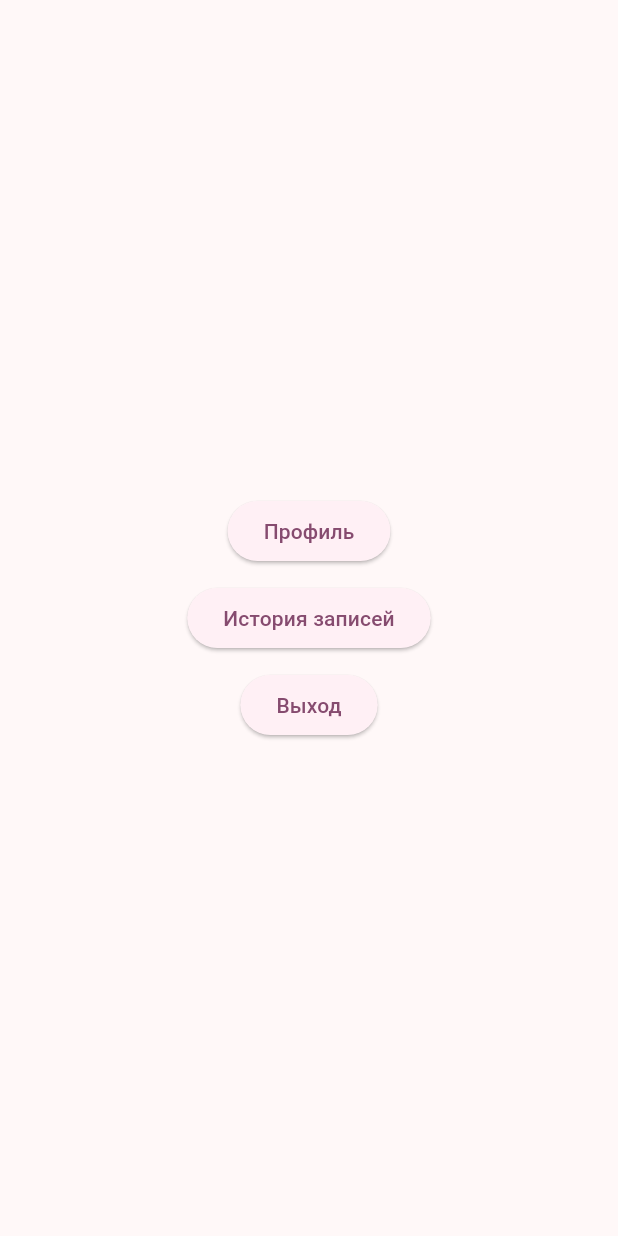
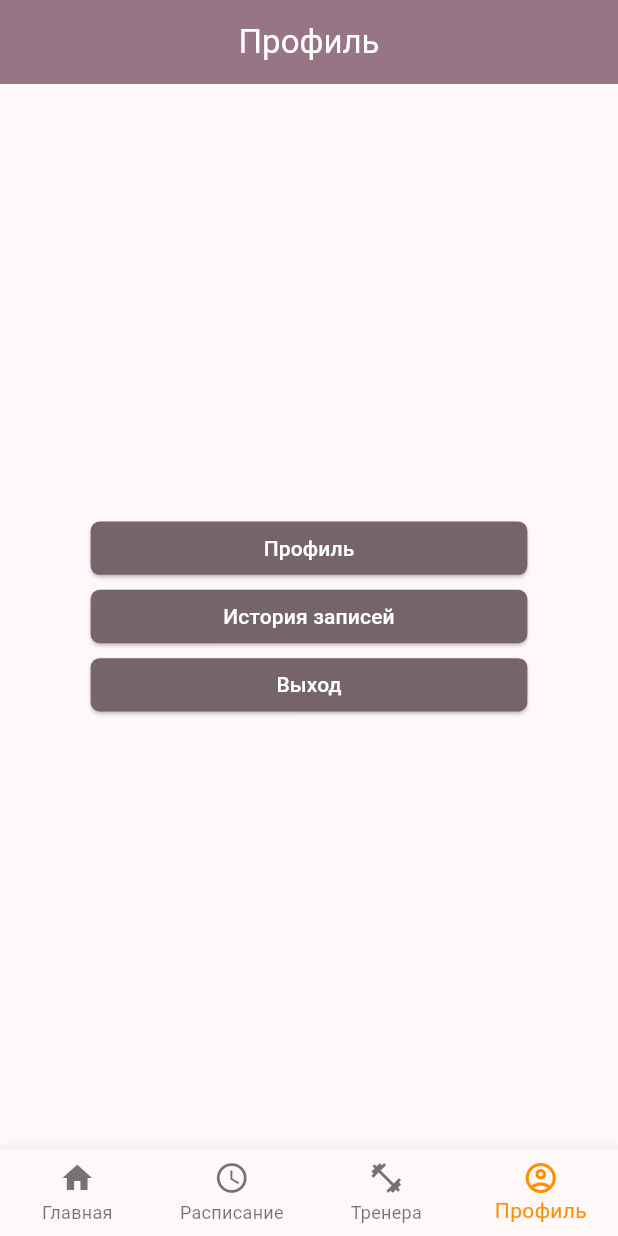
Before and after one commit to Endliar/jalur_application, a Flutter app: the Homepage screen opened directly with empty values, item 4 of the bottom bar chosen, on a phone screen of 412 x 824 dp. Run offline on Flutter 3.47's test engine with Material 3 defaults, Android fonts, the phone set to English and light mode, and no system bars; our stand-ins replace flutter_bloc, mask_text_input_formatter, shared_preferences, table_calendar; accounts and stored records are empty; network calls fail.

Commit message:
Доработка страницы профиля. Реализация logout'а.

```diff
--- /dev/null
+++ b/lib/bloc/profile_data_page/profile_data_event.dart
@@ -0,0 +1,5 @@
+abstract class ProfilehDataEvent {}
+
+class LoadProfileDataEvent extends ProfilehDataEvent {}
+
+class UserLogoutEvent extends ProfilehDataEvent {}
--- /dev/null
+++ b/lib/bloc/profile_data_page/profile_data_state.dart
@@ -0,0 +1,20 @@
+import '../../response_api/create_user.dart';
+
+abstract class ProfileDataState {}
+
+class InitialState extends ProfileDataState {}
+
+class LoadingProfileDataState extends ProfileDataState {}
+
+class UserLoggedOutState extends ProfileDataState {}
+
+class LoadProfileDataSuccess extends ProfileDataState {
+  final List<User> users;
+
+  LoadProfileDataSuccess(this.users);
+}
+
+class ProfileErrorState extends ProfileDataState {
+  final String error;
+  ProfileErrorState(this.error);
+}
--- a/lib/helpers/routes.dart
+++ b/lib/helpers/routes.dart
@@ -1,13 +1,13 @@
 import 'package:flutter/material.dart';
 import 'package:flutter_bloc/flutter_bloc.dart';
 import 'package:jalur/bloc/couch_data_page/coach_workout_bloc.dart';
-import 'package:jalur/bloc/couch_data_page/coach_workout_event.dart';
 import 'package:jalur/bloc/couch_data_page/coach_workout_state.dart';
 import 'package:jalur/bloc/detail_workout_page/detail_workout_bloc.dart';
 import 'package:jalur/bloc/detail_workout_page/detail_workout_event.dart';
 import 'package:jalur/bloc/detail_workout_page/detail_workout_state.dart';
 import 'package:jalur/bloc/home_page/homepage_event.dart';
 import 'package:jalur/bloc/login_page/login_bloc.dart';
+import 'package:jalur/bloc/profile_data_page/profile_data_bloc.dart';
 import 'package:jalur/bloc/registration_page/registration_bloc.dart';
 import 'package:jalur/bloc/schedule_data_page/schedule_data_bloc.dart';
 import 'package:jalur/bloc/schedule_data_page/schedule_data_event.dart';
@@ -20,10 +20,12 @@ import 'package:jalur/response_api/get_type_workout.dart';
 import 'package:jalur/response_api/get_workout_detail.dart';
 import 'package:jalur/views/coach_info_page/coach_info_page.dart';
 import 'package:jalur/views/login/login_page.dart';
+import 'package:jalur/views/profile_info_page/profile_page.dart';
 import 'package:jalur/views/registration/registration_page.dart';
 import 'package:jalur/views/schedule_info_page/shedule_info_page.dart';
 import 'package:jalur/views/welcome_page/welcome_page.dart';
 
+import '../bloc/couch_data_page/coach_workout_event.dart';
 import '../bloc/home_page/homepage_bloc.dart';
 import '../bloc/home_page/homepage_state.dart';
 import '../response_api/get_workout.dart';
@@ -38,6 +40,7 @@ class Routes {
   static const String coach = '/coach';
   static const String detailWorkout = '/detailWorkout';
   static const String homepage = '/homepage';
+  static const String profile = '/profile';
 
   static Route<dynamic> generateRoute(RouteSettings settings) {
     switch (settings.name) {
@@ -162,6 +165,9 @@ class Routes {
             ),
           ),
         );
+      case profile:
+        final int pageIndex = settings.arguments as int;
+        return MaterialPageRoute(builder: (context) => BlocProvider<ProfileDataBloc>(create: (context) => ProfileDataBloc(), child: ProfilePage(selectedIndex: pageIndex,),),);
       default:
         return MaterialPageRoute(
             builder: (_) => const Scaffold(
--- a/lib/response_api/auth_user.dart
+++ b/lib/response_api/auth_user.dart
@@ -7,9 +7,11 @@ import 'package:shared_preferences/shared_preferences.dart';
 class Login {
   List<ResponseUser> datatosave = [];
 
-  Future<void> _saveToken(String token) async {
+  Future<void> _saveToken(String token, int id) async {
     final SharedPreferences preferences = await SharedPreferences.getInstance();
     await preferences.setString('auth_token', token);
+    await preferences.setInt('user_id', id);
+    print(id);
   }
 
   Future<bool> authUser(String phone, String code) async {
@@ -24,7 +26,7 @@ class Login {
       final responseData = json.decode(response.body);
       if (responseData['data'] != null &&
           responseData['data']['user'] != null) {
-        await _saveToken(responseData['data']['access_key']);
+        await _saveToken(responseData['data']['access_key'], responseData['data']['user']['id']);
         return true;
       }
       throw Exception("Не удалось авторизоваться ${response.body}");
--- a/lib/views/coach_info_page/coach_info_page.dart
+++ b/lib/views/coach_info_page/coach_info_page.dart
@@ -1,12 +1,12 @@
 import 'package:flutter/material.dart';
 import 'package:flutter_bloc/flutter_bloc.dart';
 import 'package:jalur/bloc/couch_data_page/coach_workout_bloc.dart';
-import 'package:jalur/bloc/couch_data_page/coach_workout_event.dart';
 import 'package:jalur/bloc/couch_data_page/coach_workout_state.dart';
 import 'package:jalur/models/coach.dart';
 import 'package:jalur/response_api/get_coach_data.dart';
 import 'package:jalur/views/coach_info_page/coach_detail_page.dart';
 
+import '../../bloc/couch_data_page/coach_workout_event.dart';
 import '../../helpers/colors.dart';
 import '../../helpers/routes.dart';
 
--- a/lib/views/home_page/homepage.dart
+++ b/lib/views/home_page/homepage.dart
@@ -4,7 +4,6 @@ import 'package:jalur/bloc/home_page/homepage_bloc.dart';
 import 'package:jalur/bloc/home_page/homepage_state.dart';
 import 'package:jalur/helpers/colors.dart';
 import 'package:jalur/helpers/routes.dart';
-import 'package:jalur/views/profile_info_page/profile_page.dart';
 
 import '../../models/workout.dart';
 
@@ -36,8 +35,7 @@ class _HomepageState extends State<Homepage> {
             .pushNamed(Routes.coach, arguments: _selectedIndex);
         break;
       case 3:
-        Navigator.push(context,
-            MaterialPageRoute(builder: (context) => const ProfilePage()));
+        Navigator.pushNamed(context, Routes.profile, arguments: _selectedIndex);
       default:
     }
   }
--- a/lib/views/login/components/phone_number_input.dart
+++ b/lib/views/login/components/phone_number_input.dart
@@ -10,6 +10,7 @@ class PhoneNumberInput extends StatelessWidget {
   @override
   Widget build(BuildContext context) {
     return TextField(
+      textAlign: TextAlign.center,
       controller: controller,
       inputFormatters: [formatter],
       decoration: const InputDecoration(hintText: "Введите номер телефона"),
--- a/lib/views/login/components/verification_code_input.dart
+++ b/lib/views/login/components/verification_code_input.dart
@@ -8,6 +8,7 @@ class VerificationCodeInput extends StatelessWidget {
   @override
   Widget build(BuildContext context) {
     return TextField(
+      textAlign: TextAlign.center,
       controller: controller,
       decoration: const InputDecoration(hintText: "Введите код"),
     );
--- a/lib/views/profile_info_page/profile_page.dart
+++ b/lib/views/profile_info_page/profile_page.dart
@@ -1,27 +1,99 @@
 import 'package:flutter/material.dart';
+import 'package:flutter_bloc/flutter_bloc.dart';
+import 'package:jalur/views/welcome_page/components/default_navigator_button.dart';
 
-class ProfilePage extends StatelessWidget {
-  const ProfilePage({super.key});
+import '../../bloc/profile_data_page/profile_data_bloc.dart';
+import '../../bloc/profile_data_page/profile_data_event.dart';
+import '../../helpers/colors.dart';
+import '../../helpers/routes.dart';
+
+class ProfilePage extends StatefulWidget {
+  final int selectedIndex;
+  const ProfilePage({super.key, required this.selectedIndex});
+
+  @override
+  State<ProfilePage> createState() => _ProfilePageState();
+}
+
+class _ProfilePageState extends State<ProfilePage> {
+
+  int _selectedIndex = 0;
+
+  @override
+  void initState() {
+    super.initState();
+    _selectedIndex = widget.selectedIndex;
+  }
+
+  void _onItemTapped(int index) {
+    if (_selectedIndex != index) {
+      setState(() {
+        _selectedIndex = index;
+      });
+
+      switch (index) {
+        case 0:
+          Navigator.of(context).pushNamed(Routes.homepage);
+        case 1:
+          Navigator.of(context)
+              .pushNamed(Routes.schedule, arguments: _selectedIndex);
+          break;
+        case 2:
+          Navigator.of(context).pushNamed(Routes.coach);
+          break;
+        case 3:
+          break;
+        default:
+      }
+    }
+  }
+
+  Future<void> _logout() async {
+    BlocProvider.of<ProfileDataBloc>(context).add(UserLogoutEvent());
+  }
 
   @override
   Widget build(BuildContext context) {
     return Scaffold(
+      appBar: AppBar(
+        automaticallyImplyLeading: false,
+        backgroundColor: kSecondaryColor,
+        title: const Text(
+          "Профиль",
+          style: TextStyle(color: Colors.white),
+        ),
+        centerTitle: true,
+      ),
       body: Center(
         child: Column(
           mainAxisAlignment: MainAxisAlignment.center,
           children: <Widget>[
-            ElevatedButton(onPressed: () {}, child: const Text("Профиль")),
+            DefualtNavigatorButton(onPressed: () {}, text: "Профиль"),
             const SizedBox(
               height: 10,
             ),
-            ElevatedButton(
-                onPressed: () {}, child: const Text("История записей")),
+            DefualtNavigatorButton(onPressed: () {}, text: "История записей"),
             const SizedBox(
               height: 10,
             ),
-            ElevatedButton(onPressed: () {}, child: const Text("Выход")),
+            DefualtNavigatorButton(onPressed: _logout, text: "Выход"),
           ],
         ),
+      ),
+      bottomNavigationBar: BottomNavigationBar(
+        type: BottomNavigationBarType.fixed,
+        items: const <BottomNavigationBarItem>[
+          BottomNavigationBarItem(icon: Icon(Icons.home), label: 'Главная'),
+          BottomNavigationBarItem(
+              icon: Icon(Icons.schedule), label: 'Расписание'),
+          BottomNavigationBarItem(
+              icon: Icon(Icons.fitness_center), label: 'Тренера'),
+          BottomNavigationBarItem(
+              icon: Icon(Icons.account_circle_outlined), label: 'Профиль'),
+        ],
+        currentIndex: _selectedIndex,
+        selectedItemColor: Colors.amber[800],
+        onTap: _onItemTapped,
       ),
     );
   }
```
Also changed, not shown: lib/bloc/profile_data_page/profile_data_bloc.dart (added, +32 -0 lines), lib/response_api/user_logout.dart (added, +20 -0 lines), lib/views/registration/components/gender_text_field.dart (+7 -3 lines), lib/bloc/couch_data_page/coach_workout_bloc.dart (line endings or trailing spaces), lib/bloc/couch_data_page/coach_workout_event.dart (line endings or trailing spaces), lib/bloc/couch_data_page/coach_workout_state.dart (line endings or trailing spaces).
